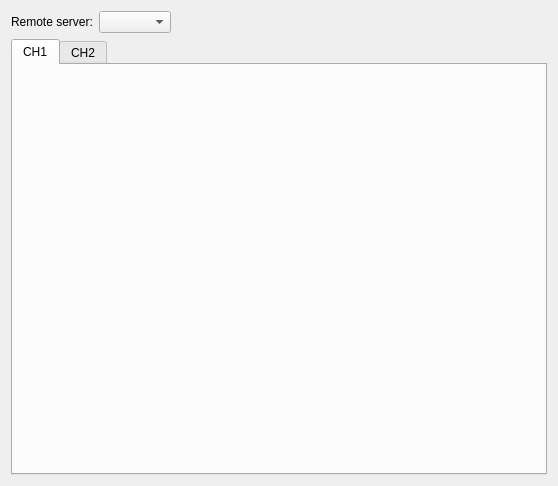
This is condetrol/condetrol/experiment_viewer/config_editor/siglent_sdg_6000x_config_editor/resources/editor_widget.ui in light-scattering-iogs/caqtus as Qt 5 draws it before an edit. The edited form follows.
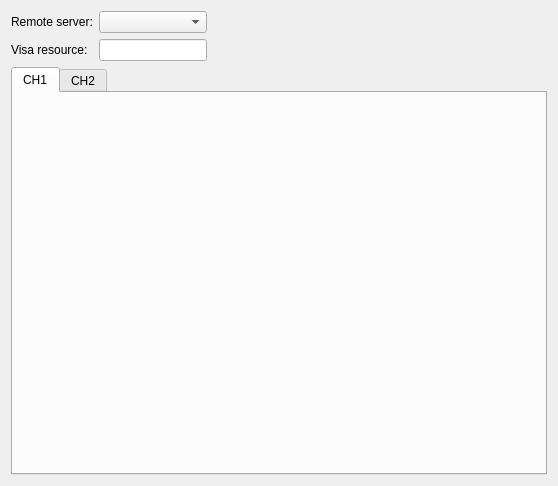
This is the edited form.

Commit message: Add fields to siglent config editor

```diff
--- a/condetrol/condetrol/experiment_viewer/config_editor/siglent_sdg_6000x_config_editor/resources/editor_widget.ui
+++ b/condetrol/condetrol/experiment_viewer/config_editor/siglent_sdg_6000x_config_editor/resources/editor_widget.ui
@@ -15,16 +15,30 @@
   </property>
   <layout class="QVBoxLayout" name="verticalLayout">
    <item>
-    <layout class="QHBoxLayout" name="horizontalLayout" stretch="0,0,1">
+    <layout class="QHBoxLayout" name="horizontalLayout" stretch="0,1">
      <item>
+      <layout class="QFormLayout" name="formLayout">
+       <item row="0" column="0">
       <widget class="QLabel" name="label">
        <property name="text">
         <string>Remote server:</string>
        </property>
       </widget>
      </item>
-     <item>
+       <item row="0" column="1">
       <widget class="QComboBox" name="remote_server_combobox"/>
+       </item>
+       <item row="1" column="0">
+        <widget class="QLabel" name="label_2">
+         <property name="text">
+          <string>Visa resource:</string>
+         </property>
+        </widget>
+       </item>
+       <item row="1" column="1">
+        <widget class="QLineEdit" name="visa_resource_lineedit"/>
+       </item>
+      </layout>
      </item>
      <item>
       <spacer name="horizontalSpacer">
```
Lines whose indentation alone changed are shown as unchanged. The commit also changes 6 other files.
